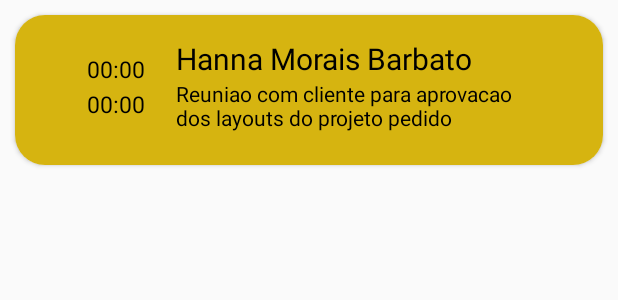
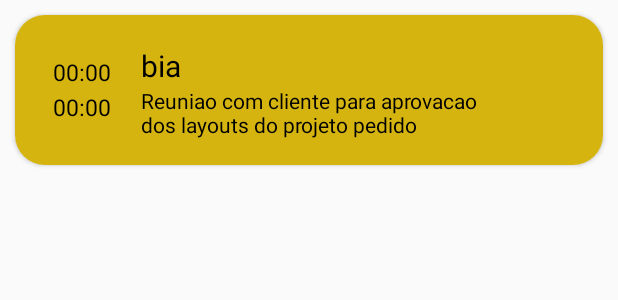
Before and after one commit to HannaMBarbato/SistemaControleSala, an Android app: the layout item_alocacao.xml on its own in the app's theme, with its tools: preview values and no code run, on a phone screen of 412 x 824 dp. Shown: the top 300 px of the screen. Run offline under Robolectric (Android 15) with nearby library versions, the phone set to English and light mode, and no system bars.

Commit message:
Ajuste listeViewAlocacao e calendarView

```diff
--- a/app/build.gradle
+++ b/app/build.gradle
@@ -28,4 +28,5 @@ dependencies {
     androidTestImplementation 'androidx.test.espresso:espresso-core:3.2.0'
     implementation 'androidx.cardview:cardview:1.0.0'
     implementation 'com.google.android.material:material:1.0.0'
+    implementation 'com.applandeo:material-calendar-view:1.4.0'
 }
--- a/app/src/main/java/com/example/sistemacontrolesala/alocacao/AlocacaoDao.java
+++ b/app/src/main/java/com/example/sistemacontrolesala/alocacao/AlocacaoDao.java
@@ -1,6 +1,4 @@
 package com.example.sistemacontrolesala.alocacao;
-
-import com.example.sistemacontrolesala.listaSalas.ListaSala;
 
 import java.util.ArrayList;
 import java.util.Arrays;
@@ -11,6 +9,7 @@ public class AlocacaoDao {
     public List<Alocacao> listaAlocacao() {
         ArrayList listaAlocacao = new ArrayList<>(Arrays.asList(
                 new Alocacao("colorButton","teste", "Reuniao com cliente para aprovacao do layout pedido","00:00","00:01"),
+                new Alocacao("colorButton","teste", "Reuniao com cliente para aprovacao do layout pedido","00:00","00:01"),
                 new Alocacao("colorButton","Jaime Lourenco", "Reuniao para termos de aprendiz","13:30","15:00"),
                 new Alocacao("colorButton","Jaime Lourenco", "Reuniao para termos de aprendiz","13:30","15:00"),
                 new Alocacao("colorButton","teste", "Ministerio da magia","00:00","00:00")));
--- a/app/src/main/res/layout/item_alocacao.xml
+++ b/app/src/main/res/layout/item_alocacao.xml
@@ -2,8 +2,7 @@
 <androidx.constraintlayout.widget.ConstraintLayout xmlns:android="http://schemas.android.com/apk/res/android"
     xmlns:app="http://schemas.android.com/apk/res-auto"
     android:layout_width="match_parent"
-    android:layout_height="match_parent"
-    android:orientation="vertical">
+    android:layout_height="match_parent">
 
     <androidx.cardview.widget.CardView
         android:layout_width="match_parent"
@@ -36,15 +35,16 @@
                 android:layout_width="wrap_content"
                 android:layout_height="wrap_content"
                 android:layout_marginLeft="20dp"
-                android:layout_marginTop="15dp"
-                android:text="Hanna Morais Barbato"
+                android:layout_marginTop="20dp"
+                android:text="bia"
                 android:textColor="@android:color/black"
                 android:textSize="20dp"
                 app:layout_constraintBottom_toBottomOf="@id/itemAlocacaoTira"
                 app:layout_constraintEnd_toEndOf="@id/itemAlocacaoTira"
-                app:layout_constraintStart_toStartOf="@id/itemAlocacaoTira"
+                app:layout_constraintStart_toEndOf="@id/itemAlocacaoHorarioInicio"
                 app:layout_constraintTop_toTopOf="@id/itemAlocacaoTira"
-                app:layout_constraintVertical_bias="0.0" />
+                app:layout_constraintVertical_bias="0.0"
+                app:layout_constraintHorizontal_bias="0.0"/>
 
             <TextView
                 android:id="@+id/itemAlocacaoDescricao"
@@ -52,6 +52,7 @@
                 android:layout_height="wrap_content"
                 android:text="Reuniao com cliente para aprovacao\ndos layouts do projeto pedido"
                 android:textColor="@android:color/black"
+                android:gravity="start"
                 app:layout_constraintBottom_toBottomOf="@id/itemAlocacaoTira"
                 app:layout_constraintEnd_toEndOf="@id/itemAlocacaoTira"
                 app:layout_constraintHorizontal_bias="0.0"
@@ -64,16 +65,14 @@
                 android:id="@+id/itemAlocacaoHorarioInicio"
                 android:layout_width="wrap_content"
                 android:layout_height="wrap_content"
-                android:layout_marginTop="10dp"
                 android:text="00:00"
+                android:layout_marginLeft="25dp"
                 android:textColor="@android:color/black"
                 android:textSize="15dp"
-                app:layout_constraintBottom_toBottomOf="@id/itemAlocacaoTira"
-                app:layout_constraintEnd_toStartOf="@id/itemAlocacaoNomeOrganizador"
-                app:layout_constraintHorizontal_bias="0.7"
+                app:layout_constraintBottom_toBottomOf="parent"
                 app:layout_constraintStart_toStartOf="parent"
-                app:layout_constraintTop_toTopOf="@id/itemAlocacaoNomeOrganizador"
-                app:layout_constraintVertical_bias="0.0" />
+                app:layout_constraintTop_toTopOf="parent"
+                app:layout_constraintVertical_bias="0.35000002" />
 
             <TextView
                 android:id="@+id/itemAlocacaoHorarioFim"
```
Also changed, not shown: app/src/main/java/com/example/sistemacontrolesala/alocacao/AlocacaoAdapter.java (+3 -12 lines), app/src/main/res/layout/activity_alocacao_salas.xml (+14 -15 lines), 1 other file.
